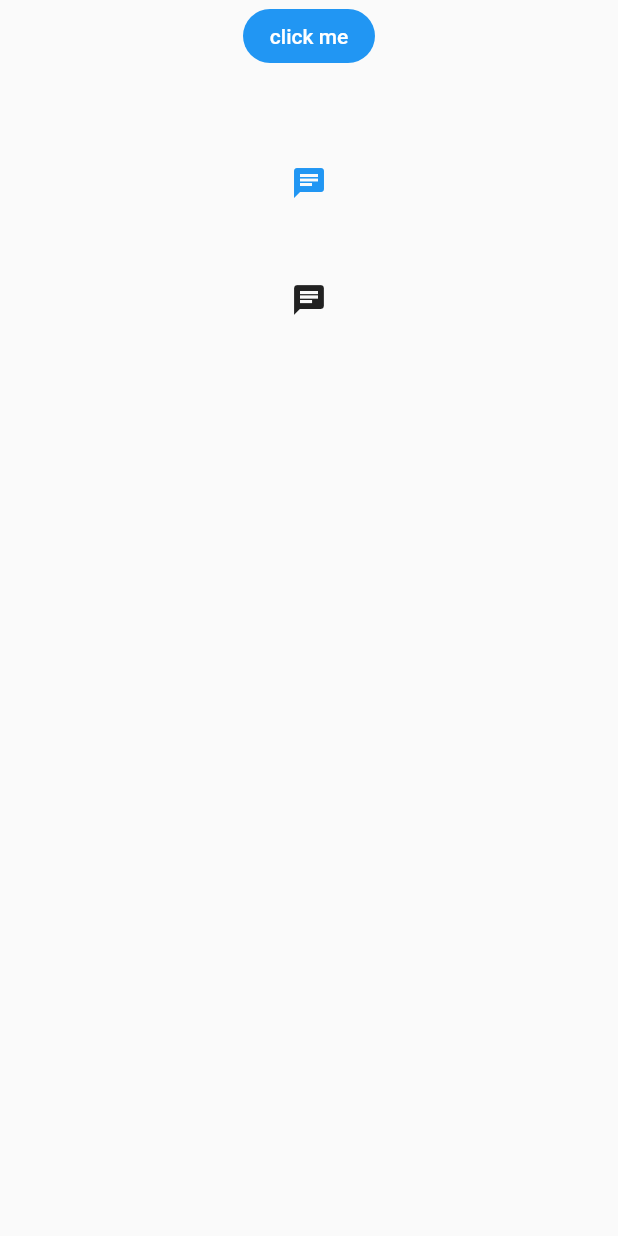
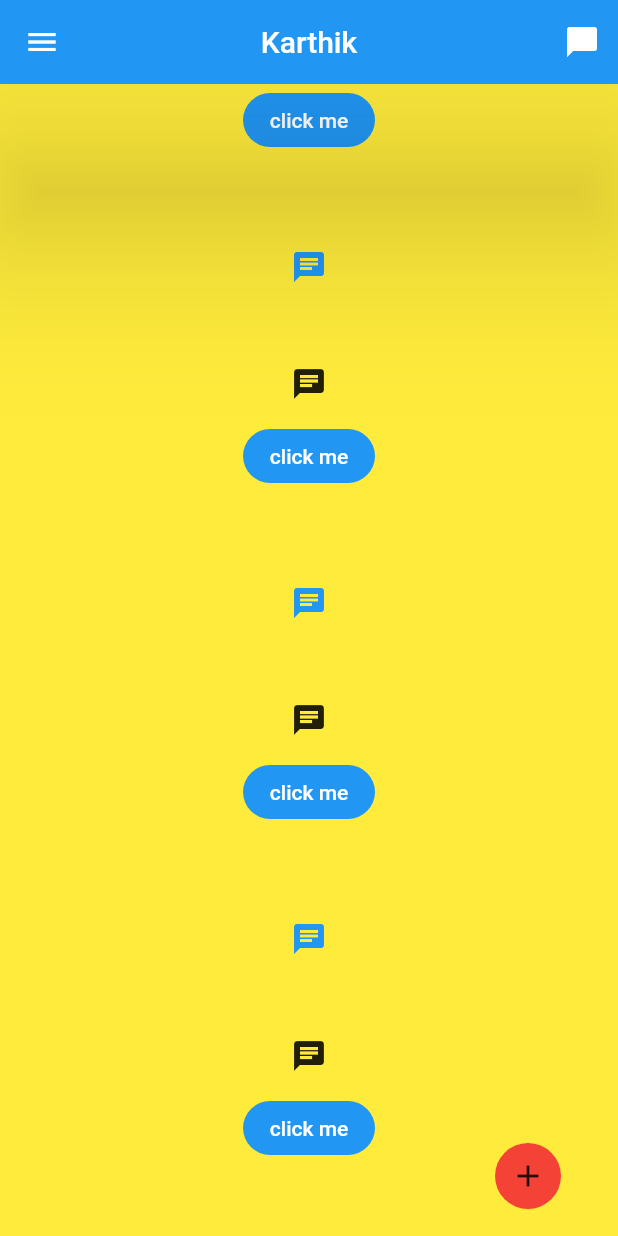
Before and after one commit to Karthik-Sunil-K/flutter-basics, a Flutter app: the screen it shows after launch, on a phone screen of 412 x 824 dp. Run offline on Flutter 3.47's test engine with Material 2 defaults, Android fonts, the phone set to English and light mode, and no system bars.

Commit message:
text styles

```diff
--- a/lib/app.dart
+++ b/lib/app.dart
@@ -8,16 +8,71 @@ import './widgets/singleChildLayout.dart';
 import './widgets/multiChildLayouts.dart';
 import './widgets/listView.dart';
 
-
-
 class App extends StatelessWidget {
   @override
   Widget build(BuildContext context) {
     return MaterialApp(
-      title: "Malluapp",
-      home: Scaffold(
-        body:  ButtonSample()
-      ),
-    );
+        title: "Malluapp",
+        home: Scaffold(
+          body: ListView(
+            children: [
+              ButtonSample(),
+              ButtonSample(),
+              ButtonSample(),
+              ButtonSample()
+            ],
+          ),
+          backgroundColor: Colors.yellow,
+          appBar: AppBar(
+            backgroundColor: Colors.blue,
+            elevation: 50,
+            title: Text("Karthik"),
+            centerTitle: true,
+            actions: [
+              IconButton(
+                icon: Icon(Icons.chat_bubble),
+                onPressed: () {
+                  print("haaai");
+                },
+              ),
+            ],
+          ),
+          floatingActionButton: FlatButton(
+            onPressed: () {
+              print("hello");
+            },
+            child: Icon(Icons.add),
+            color: Colors.red,
+            shape: CircleBorder(),
+            padding: EdgeInsets.all(10),
+          ),
+          drawer: Drawer(
+            child: ListView(
+              children: [
+                DrawerHeader(
+                  child: Text("Karthik Sunil",
+                  style: TextStyle(
+                    color: Colors.white,
+                    fontSize: 30,
+                    fontWeight: FontWeight.bold
+                  ) ,
+                  ),
+
+                  decoration: BoxDecoration(color: Colors.lightBlue),
+                ),
+
+                ListTile(
+                  title: Text("Favorites"),
+                  onTap: () {
+                    print("list tap");
+                  },
+                  leading: Icon(Icons.favorite_border),
+                  trailing: Icon(Icons.add),
+                )
+              ],
+            ),
+          ),
+        )
+        );
   }
 }
--- a/lib/widgets/buttonSamples.dart
+++ b/lib/widgets/buttonSamples.dart
@@ -3,9 +3,7 @@ import 'package:flutter/material.dart';
 
 class ButtonSample extends StatelessWidget {
 
-  void sampleFunction(){
 
-  }
   @override
   Widget build(BuildContext context) {
     return Container(
```
